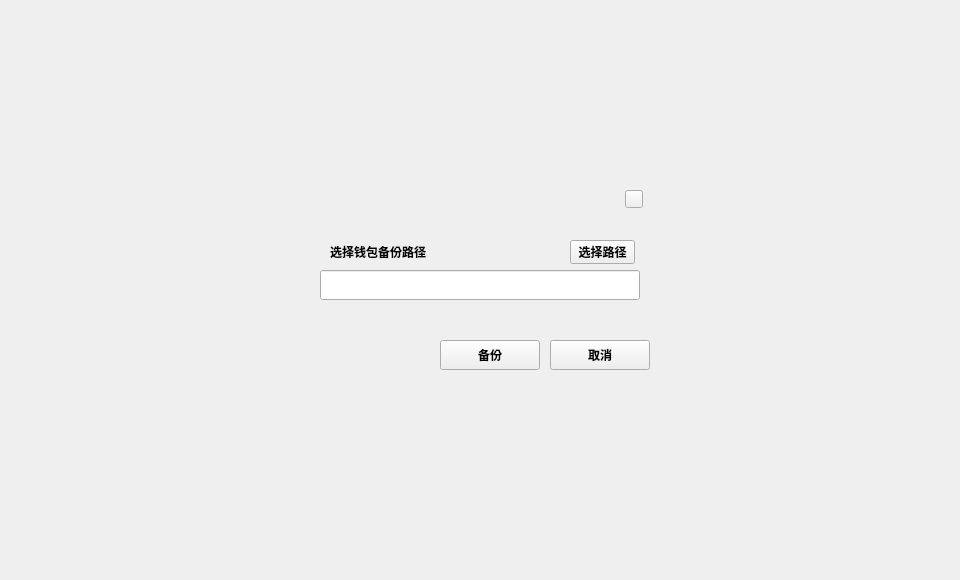
Before: the Qt Designer form LNKWallet/dialog/backupwalletdialog.ui in HcashOrg/hx-indicator, drawn with Qt 5.
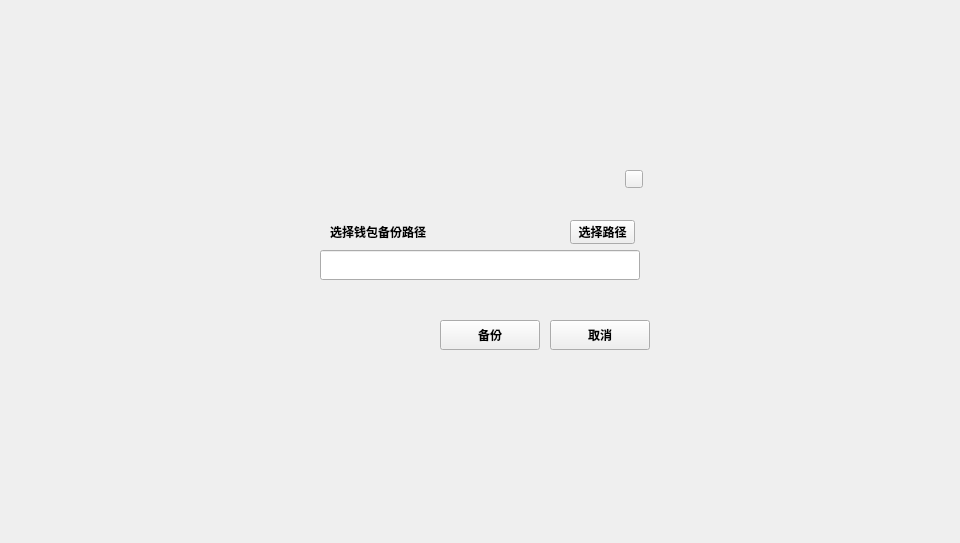
After: the same form once the commit is applied.

Diff of the .ui file:
```diff
--- a/LNKWallet/dialog/backupwalletdialog.ui
+++ b/LNKWallet/dialog/backupwalletdialog.ui
@@ -7,7 +7,7 @@
     <x>0</x>
     <y>0</y>
     <width>960</width>
-    <height>580</height>
+    <height>543</height>
    </rect>
   </property>
   <property name="windowTitle">
@@ -19,7 +19,7 @@
      <x>0</x>
      <y>0</y>
      <width>960</width>
-     <height>580</height>
+     <height>543</height>
     </rect>
    </property>
    <property name="font">
@@ -33,7 +33,7 @@
     <property name="geometry">
      <rect>
       <x>290</x>
-      <y>170</y>
+      <y>150</y>
       <width>380</width>
       <height>240</height>
      </rect>
```
